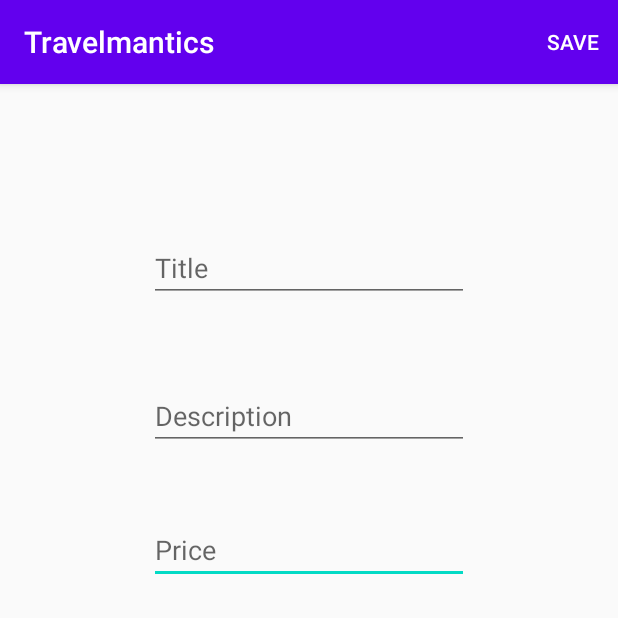
After one commit to Sommie09/Travelmantics, an Android app: the InsertActivity screen opened directly, with no data from a screen before it, on a phone screen of 412 x 824 dp, the top half of it. The commit adds this screen. Run offline under Robolectric (Android 15) with nearby library versions, the phone set to English and light mode, and no system bars; our stand-ins replace Firebase (no records; nobody signed in at launch, a user with empty details on screens opened directly).

```diff
--- a/app/build.gradle
+++ b/app/build.gradle
@@ -27,6 +27,7 @@ dependencies {
     implementation fileTree(dir: "libs", include: ["*.jar"])
     implementation 'androidx.appcompat:appcompat:1.1.0'
     implementation 'androidx.constraintlayout:constraintlayout:1.1.3'
+    implementation 'androidx.recyclerview:recyclerview:1.1.0'
     testImplementation 'junit:junit:4.12'
     androidTestImplementation 'androidx.test.ext:junit:1.1.1'
     androidTestImplementation 'androidx.test.espresso:espresso-core:3.2.0'
--- a/app/src/main/AndroidManifest.xml
+++ b/app/src/main/AndroidManifest.xml
@@ -9,13 +9,16 @@
         android:roundIcon="@mipmap/ic_launcher_round"
         android:supportsRtl="true"
         android:theme="@style/AppTheme">
-        <activity android:name=".MainActivity">
+        <activity android:name=".ListActivity">
             <intent-filter>
                 <action android:name="android.intent.action.MAIN" />
 
                 <category android:name="android.intent.category.LAUNCHER" />
             </intent-filter>
         </activity>
+        <activity android:name=".InsertActivity">
+
+        </activity>
     </application>
 
 </manifest>
--- /dev/null
+++ b/app/src/main/java/com/example/travelmantics/FirebaseUtil.java
@@ -0,0 +1,29 @@
+package com.example.travelmantics;
+
+import com.google.firebase.database.DatabaseReference;
+import com.google.firebase.database.FirebaseDatabase;
+
+import java.util.ArrayList;
+
+public class FirebaseUtil {
+    public static ArrayList<TravelDeal> mDeals;
+    public static FirebaseDatabase mFirebaseDatabase;
+    public static DatabaseReference mDatabaseReference;
+    private static FirebaseUtil mFirebaseUtil;
+
+    public FirebaseUtil(){};
+
+    public static void openFbReference(String ref){
+        if(mFirebaseUtil == null){
+            mFirebaseUtil = new FirebaseUtil();
+            mFirebaseDatabase = FirebaseDatabase.getInstance();
+
+            mDeals = new ArrayList<>();
+        }
+
+        mDatabaseReference = mFirebaseDatabase.getReference().child(ref);
+    }
+
+
+
+}
--- /dev/null
+++ b/app/src/main/java/com/example/travelmantics/InsertActivity.java
@@ -0,0 +1,72 @@
+package com.example.travelmantics;
+
+import androidx.annotation.NonNull;
+import androidx.appcompat.app.AppCompatActivity;
+
+import android.os.Bundle;
+import android.view.Menu;
+import android.view.MenuInflater;
+import android.view.MenuItem;
+import android.widget.EditText;
+import android.widget.Toast;
+
+import com.google.firebase.database.DatabaseReference;
+import com.google.firebase.database.FirebaseDatabase;
+
+public class InsertActivity extends AppCompatActivity {
+    private FirebaseDatabase mFirebaseDatabase;
+    private DatabaseReference mDatabaseReference;
+    EditText txtTitle;
+    EditText txtPrice;
+    EditText txtDescription;
+
+    @Override
+    protected void onCreate(Bundle savedInstanceState) {
+        super.onCreate(savedInstanceState);
+        setContentView(R.layout.activity_insert);
+
+        txtTitle = findViewById(R.id.title);
+        txtPrice = findViewById(R.id.textPrice);
+        txtDescription = findViewById(R.id.description);
+
+        FirebaseUtil.openFbReference("traveldeals");
+        mFirebaseDatabase = FirebaseUtil.mFirebaseDatabase;
+        mDatabaseReference = FirebaseUtil.mDatabaseReference;
+    }
+
+    @Override
+    public boolean onCreateOptionsMenu(Menu menu) {
+        MenuInflater menuInflater = getMenuInflater();
+        menuInflater.inflate(R.menu.save_menu, menu);
+        return true;
+    }
+
+    @Override
+    public boolean onOptionsItemSelected(@NonNull MenuItem item) {
+        switch (item.getItemId()){
+            case R.id.save_menu:
+                saveDeal();
+                Toast.makeText(this, "Saved", Toast.LENGTH_SHORT).show();
+                clean();
+                return true;
+        }
+        return super.onOptionsItemSelected(item);
+    }
+
+    private void clean() {
+        txtTitle.setText("");
+        txtPrice.setText("");
+        txtDescription.setText("");
+        txtTitle.requestFocus();
+    }
+
+    private void saveDeal() {
+        String title = txtTitle.getText().toString();
+        String price = txtPrice.getText().toString();
+        String description = txtDescription.getText().toString();
+
+        TravelDeal deal = new TravelDeal(title, price, description, "");
+
+        mDatabaseReference.push().setValue(deal);
+    }
+}
--- /dev/null
+++ b/app/src/main/res/layout/activity_insert.xml
@@ -0,0 +1,46 @@
+<?xml version="1.0" encoding="utf-8"?>
+<androidx.constraintlayout.widget.ConstraintLayout xmlns:android="http://schemas.android.com/apk/res/android"
+    xmlns:app="http://schemas.android.com/apk/res-auto"
+    xmlns:tools="http://schemas.android.com/tools"
+    android:layout_width="match_parent"
+    android:layout_height="match_parent"
+    tools:context=".InsertActivity">
+
+
+    <EditText
+        android:id="@+id/textPrice"
+        android:layout_width="wrap_content"
+        android:layout_height="wrap_content"
+        android:layout_marginTop="44dp"
+        android:ems="10"
+        android:inputType="textPersonName"
+        android:hint="Price"
+        app:layout_constraintEnd_toEndOf="parent"
+        app:layout_constraintStart_toStartOf="parent"
+        app:layout_constraintTop_toBottomOf="@+id/description" />
+
+    <EditText
+        android:id="@+id/title"
+        android:layout_width="wrap_content"
+        android:layout_height="wrap_content"
+        android:layout_marginTop="100dp"
+        android:ems="10"
+        android:inputType="textPersonName"
+        android:hint="Title"
+        app:layout_constraintEnd_toEndOf="parent"
+        app:layout_constraintStart_toStartOf="parent"
+        app:layout_constraintTop_toTopOf="parent" />
+
+    <EditText
+        android:id="@+id/description"
+        android:layout_width="wrap_content"
+        android:layout_height="wrap_content"
+        android:ems="10"
+        android:inputType="textPersonName"
+        android:hint="Description"
+        app:layout_constraintBottom_toBottomOf="parent"
+        app:layout_constraintEnd_toEndOf="parent"
+        app:layout_constraintStart_toStartOf="parent"
+        app:layout_constraintTop_toBottomOf="@+id/title"
+        app:layout_constraintVertical_bias="0.092" />
+</androidx.constraintlayout.widget.ConstraintLayout>
--- /dev/null
+++ b/app/src/main/res/menu/save_menu.xml
@@ -0,0 +1,10 @@
+<?xml version="1.0" encoding="utf-8"?>
+<menu xmlns:android="http://schemas.android.com/apk/res/android"
+    xmlns:app="http://schemas.android.com/apk/res-auto">
+        <item
+            android:id="@+id/save_menu"
+            android:title="SAVE"
+            app:showAsAction="always">
+
+        </item>
+</menu>
```
Also changed, not shown: app/src/main/java/com/example/travelmantics/DealAdapter.java (added, +105 -0 lines), app/src/main/java/com/example/travelmantics/ListActivity.java (added, +40 -0 lines), app/src/main/java/com/example/travelmantics/MainActivity.java (deleted, +0 -14 lines), app/src/main/java/com/example/travelmantics/TravelDeal.java (added, +59 -0 lines), app/src/main/res/layout/activity_list.xml (renamed from app/src/main/res/layout/activity_main.xml, +7 -9 lines), app/src/main/res/layout/rv_row.xml (added, +17 -0 lines).
